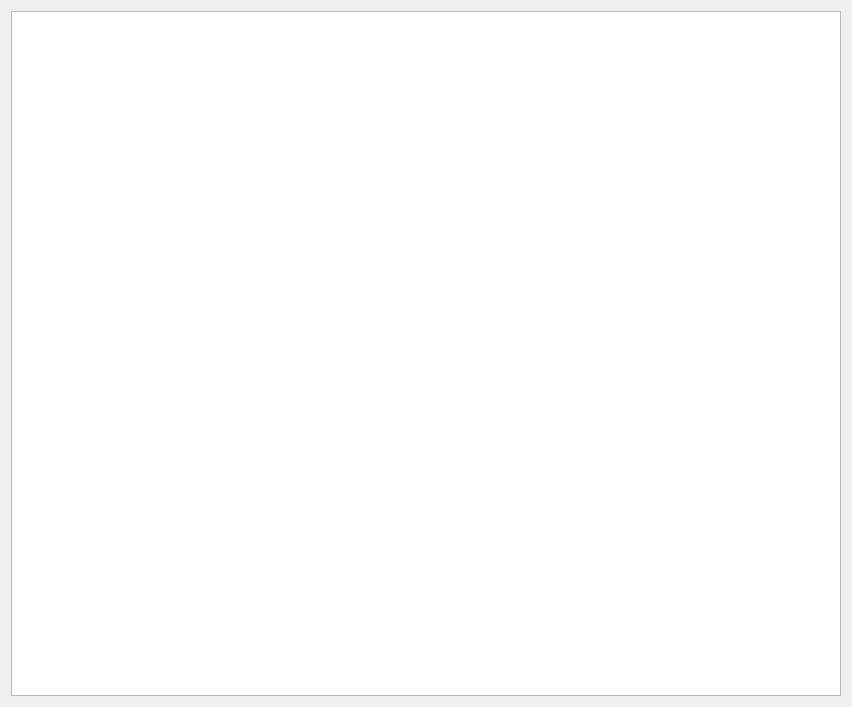
KLZ-0/ICP-project, file src/gui/explorer.ui: the form before one commit.
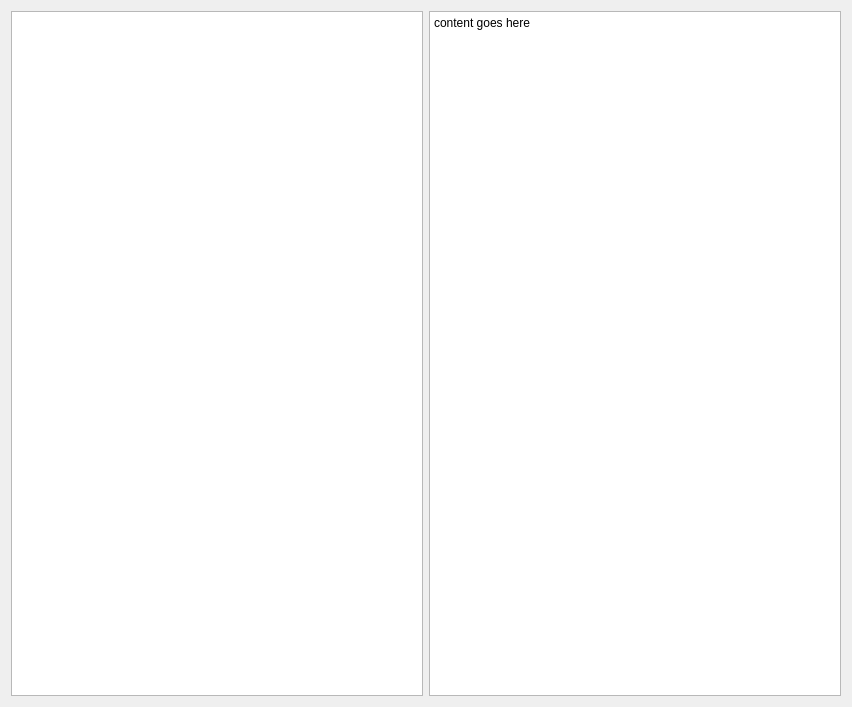
The form after the commit.

Commit message: Add read-only plain text edit

```diff
--- a/src/gui/explorer.ui
+++ b/src/gui/explorer.ui
@@ -14,7 +14,17 @@
             <string>Form</string>
         </property>
         <layout class="QGridLayout" name="gridLayout">
-            <item row="0" column="0">
+   <item row="0" column="2">
+    <widget class="QPlainTextEdit" name="plainTextEdit">
+     <property name="readOnly">
+      <bool>true</bool>
+     </property>
+     <property name="plainText">
+      <string>content goes here</string>
+     </property>
+    </widget>
+   </item>
+   <item row="0" column="1">
                 <widget class="QTreeWidget" name="treeWidget">
                     <attribute name="headerVisible">
                         <bool>false</bool>
```
Lines whose indentation alone changed are shown as unchanged. The commit also changes 1 other file.
